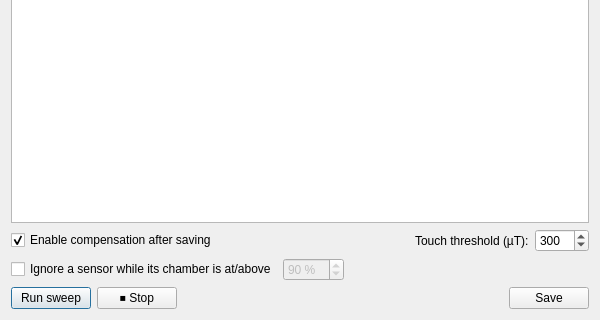
Qt form src/gui/ui/touch_calibration_dialog.ui (techandpeople/SoftEdIBO) before a commit; both pictures show x 0 to 600 and y 160 to 480 of the 600 by 480 pixel window.
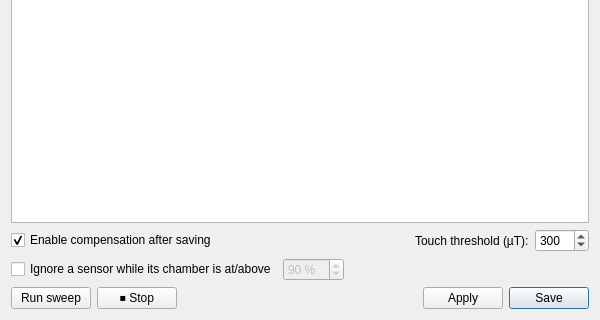
The same form after that commit.

```diff
--- a/src/gui/ui/touch_calibration_dialog.ui
+++ b/src/gui/ui/touch_calibration_dialog.ui
@@ -132,10 +132,17 @@
        <property name="sizeHint" stdset="0"><size><width>40</width><height>20</height></size></property>
       </spacer>
      </item>
+     <item>
+      <widget class="QPushButton" name="apply_btn">
+       <property name="text"><string>Apply</string></property>
+       <property name="whatsThis"><string>Store the measured coupling matrix (and the chosen settings) onto the skin without closing this window, so you can adjust the threshold or re-run the sweep. Same as Save but leaves the dialog open.</string></property>
+      </widget>
+     </item>
      <item>
       <widget class="QPushButton" name="save_btn">
        <property name="text"><string>Save</string></property>
-       <property name="whatsThis"><string>Store the measured coupling matrix (and the chosen settings) onto the skin.</string></property>
+       <property name="default"><bool>true</bool></property>
+       <property name="whatsThis"><string>Store the measured coupling matrix (and the chosen settings) onto the skin and close this window.</string></property>
       </widget>
      </item>
     </layout>
```
